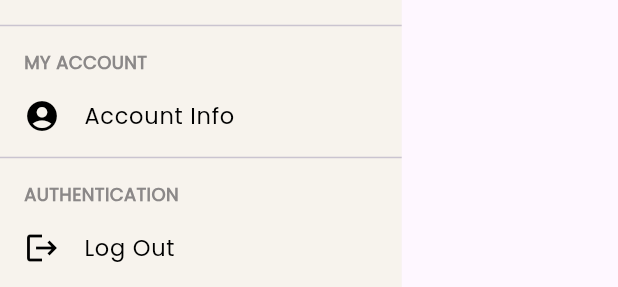
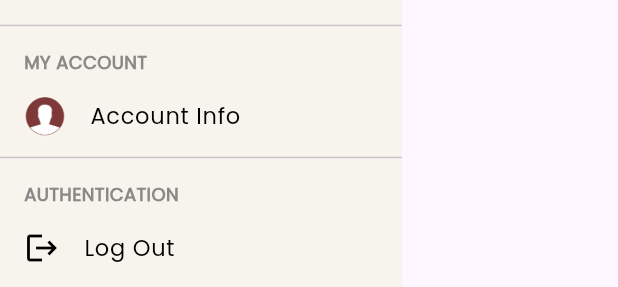
Before and after one commit to Aashishrajput143/BHK_Seller_app, a Flutter app: the Appbardrawer widget shown alone on an empty page, opened directly, on a phone screen of 412 x 824 dp. Shown: the part 566-853 px from the top of the screen. Run offline on Flutter 3.47's test engine with Material 3 defaults, Android fonts, the phone set to English and light mode, and no system bars; drawn by our look-alikes of overlay_support; our stand-ins replace carousel_slider, csc_picker, dropdown_button2, firebase_auth, firebase_core, fluttertoast and 8 more; missing offline and left inert: linear_progress_bar; accounts and stored records are empty; network calls fail; project files that could hold a hidden picture were left out.

Commit message:
Initial commit

```diff
--- a/lib/widgets/appBardrawer.dart
+++ b/lib/widgets/appBardrawer.dart
@@ -2,6 +2,7 @@ import 'package:bhk_seller_app/common/myUtils.dart';
 import 'package:bhk_seller_app/controller/appBardrawercontroller.dart';
 import 'package:bhk_seller_app/controller/commondashcontroller.dart';
 import 'package:bhk_seller_app/data/response/status.dart';
+import 'package:bhk_seller_app/resources/images.dart';
 import 'package:bhk_seller_app/routes/RoutesClass.dart';
 import 'package:flutter/material.dart';
 import 'package:get/get.dart';
@@ -161,7 +162,19 @@ class Appbardrawer extends StatelessWidget {
                     ),
                     ListTile(
                       minTileHeight: 7,
-                      leading: Icon(Icons.account_circle, color: Colors.black),
+                      leading: CircleAvatar(
+                        backgroundColor: Color.fromARGB(195, 250, 248, 238),
+                        backgroundImage: controller.getProfileModel.value.data
+                                    ?.avatar?.isNotEmpty ??
+                                false
+                            ? NetworkImage(
+                                controller.getProfileModel.value.data?.avatar ??
+                                    "")
+                            : AssetImage(
+                                AppImages.profile,
+                              ),
+                        radius: 14.0,
+                      ),
                       title: Text('Account Info',
                           style: TextStyle(color: Colors.black, fontSize: 15)),
                       onTap: () {
```
